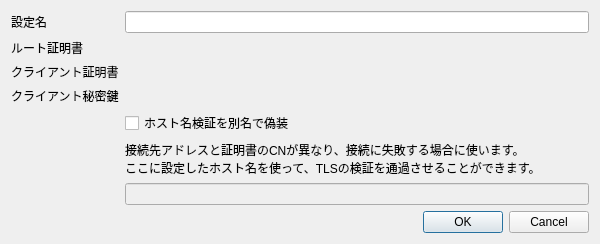
Old version of the form ui/CertsEditDialog.ui in the repository shibafu528/florarpc.
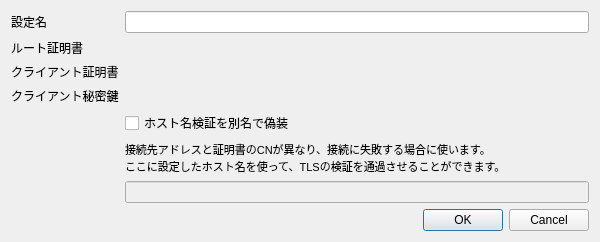
New version of the form. Custom widgets are drawn as their Qt base class.

Commit message: デザイン微修正

What changed in the file:
```diff
--- a/ui/CertsEditDialog.ui
+++ b/ui/CertsEditDialog.ui
@@ -75,7 +75,7 @@
         <widget class="QLabel" name="label_5">
          <property name="font">
           <font>
-           <pointsize>9</pointsize>
+           <pointsize>8</pointsize>
           </font>
          </property>
          <property name="text">
```
